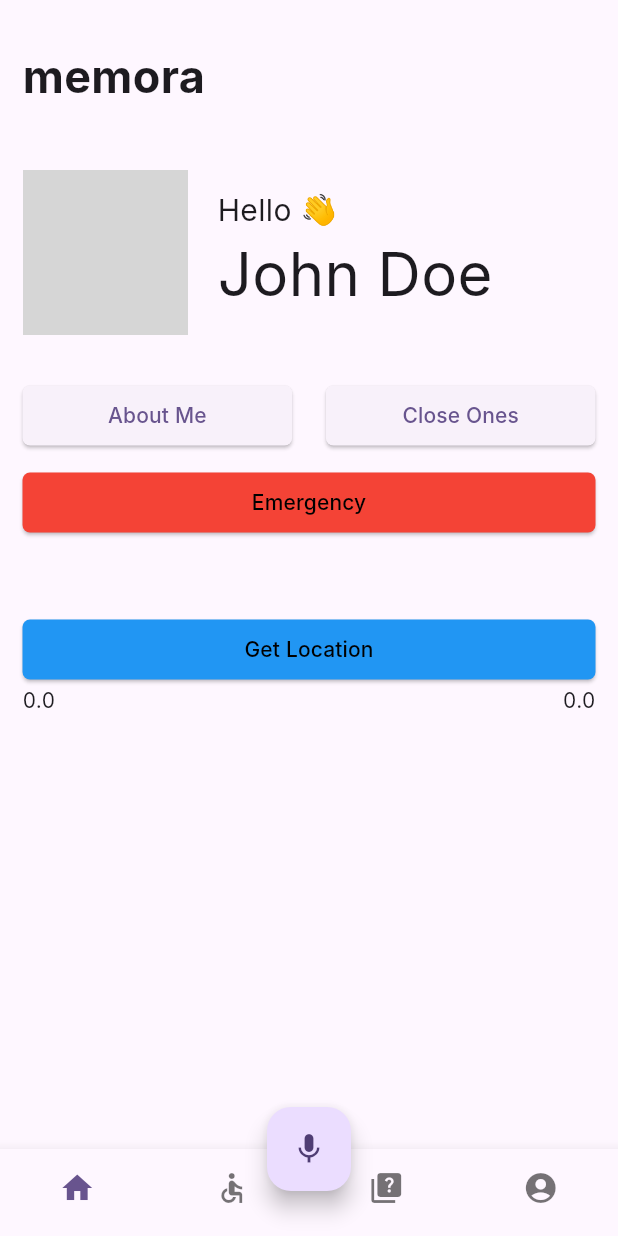
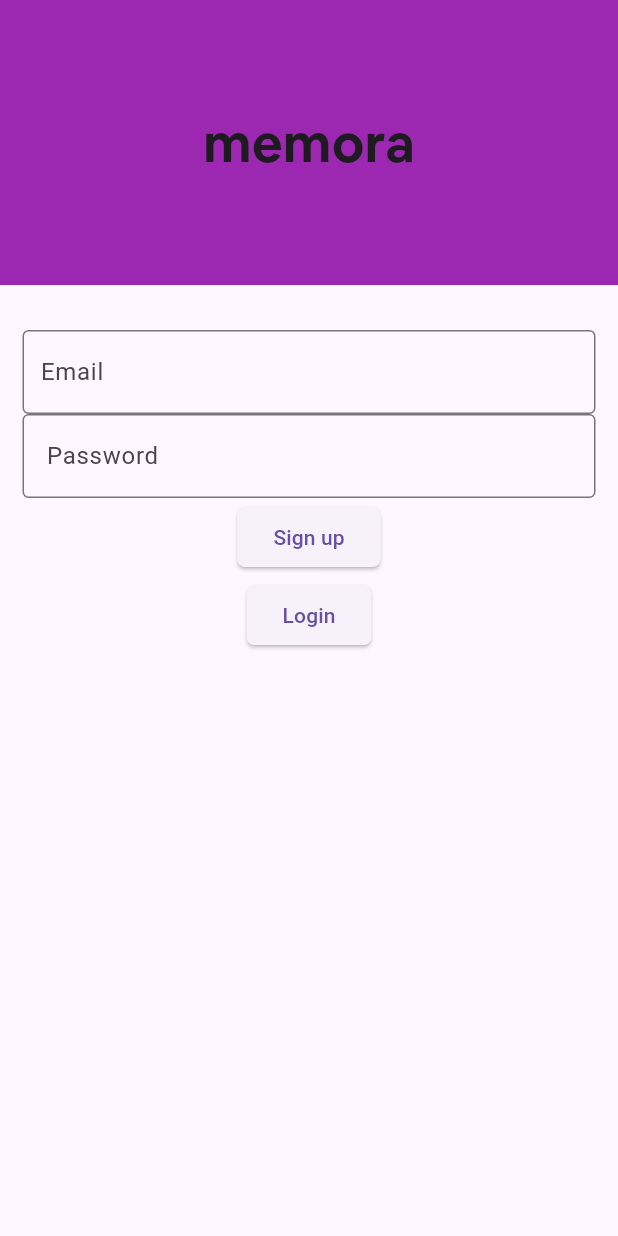
Before and after one commit to mihiraggarwal/memora, a Flutter app: the screen it shows after launch, on a phone screen of 412 x 824 dp. Run offline on Flutter 3.47's test engine with Material 3 defaults, Android fonts, the phone set to English and light mode, and no system bars; our stand-ins replace firebase_auth, firebase_core, location; accounts and stored records are empty; generated files the repository leaves out were written again; Roboto replaces fonts that are missing (Inter); grey boxes are pictures that could not be loaded.

Commit message:
firebase email pass auth

```diff
--- a/lib/main.dart
+++ b/lib/main.dart
@@ -1,10 +1,18 @@
 import 'package:flutter/material.dart';
+import 'package:firebase_core/firebase_core.dart';
+import 'package:firebase_auth/firebase_auth.dart';
+import 'firebase_options.dart';
 
 import 'package:memora/pages/Home.dart';
 import 'package:memora/widgets/BottomNav.dart';
 import 'package:memora/utils/location.dart';
+import 'package:memora/screens/auth.dart';
 
-void main() {
+void main() async {
+  WidgetsFlutterBinding.ensureInitialized();
+  await Firebase.initializeApp(
+    options: DefaultFirebaseOptions.currentPlatform
+  );
   runApp(const MyApp());
 }
 
@@ -16,6 +24,10 @@ class MyApp extends StatelessWidget {
   Widget build(BuildContext context) {
     return MaterialApp(
       title: 'memora',
+      routes: {
+        Auth.id: (context) => Auth()
+      },
+      initialRoute: Auth.id,
       theme: ThemeData(
         colorScheme: ColorScheme.fromSeed(seedColor: Colors.deepPurple),
         useMaterial3: true,
--- /dev/null
+++ b/lib/screens/auth.dart
@@ -0,0 +1,212 @@
+import 'package:flutter/cupertino.dart';
+import 'package:flutter/material.dart';
+import 'package:firebase_core/firebase_core.dart';
+import 'package:firebase_auth/firebase_auth.dart';
+import '../firebase_options.dart';
+
+import '../main.dart';
+
+class Auth extends StatefulWidget {
+  const Auth({Key? key}) : super(key: key);
+
+  static String id = 'auth';
+
+  @override
+  _AuthState createState() => _AuthState();
+}
+
+class _AuthState extends State<Auth> {
+
+  FirebaseAuth auth = FirebaseAuth.instance;
+  final formKey =  GlobalKey<FormState>();
+
+  String userEmail = '', userPassword = '';
+
+  @override
+  Widget build(BuildContext context) {
+    return MaterialApp(
+      home: Scaffold(
+        body: Column(
+          children: [
+            Container(
+              width: double.infinity,
+              decoration: const BoxDecoration(
+                color: Colors.purple
+              ),
+              child: const Padding(
+                padding: EdgeInsets.all(70.0),
+                child: Column(
+                  mainAxisAlignment: MainAxisAlignment.center,
+                  children: [
+                    Text(
+                        "memora",
+                      style: TextStyle(
+                        fontSize: 35,
+                        fontFamily: "Airbnb"
+                      ),
+                    )
+                  ],
+                ),
+              ),
+            ),
+            Form(
+              key: formKey,
+              child: Padding(
+                padding: const EdgeInsets.fromLTRB(15.0, 30.0, 15.0, 30.0),
+                child: Column(
+                  children: [
+                    Container(
+                      child: TextFormField(
+                        decoration: const InputDecoration(
+                            hintText: 'Email',
+                            border: OutlineInputBorder(
+                              gapPadding: 0.0
+                            ),
+                        ),
+                        keyboardType: TextInputType.emailAddress,
+                        onSaved: (String? email) => userEmail = email!,
+                        validator: (String? email) {
+                          if (email == null || email.isEmpty) {
+                            return 'Please enter your email';
+                          } else {
+                            return null;
+                          }
+                        },
+                      ),
+                    ),
+                    Container(
+                      child: TextFormField(
+                        decoration:
+                        const InputDecoration(
+                            hintText: 'Password',
+                            border: OutlineInputBorder()
+                        ),
+                        keyboardType: TextInputType.visiblePassword,
+                        obscureText: true,
+                        enableSuggestions: false,
+                        autocorrect: false,
+                        onSaved: (String? password) => userPassword = password!,
+                        validator: (String? password) {
+                          if (password == null || password.isEmpty) {
+                            return 'Please enter your password';
+                          } else {
+                            return null;
+                          }
+                        },
+                      ),
+                    ),
+                    Column(
+                      crossAxisAlignment: CrossAxisAlignment.center,
+                      children: [
+                        Container(
+                          margin: EdgeInsets.all(2.0),
+                          child: ElevatedButton(
+                            style: ButtonStyle(
+                              shape: MaterialStateProperty.all(
+                                  RoundedRectangleBorder(
+                                      borderRadius: BorderRadius.circular(5.0)
+                                  ),
+                              ),
+                              // fixedSize: MaterialStatePropertyAll(Size(50.0, 50.0))
+                            ),
+                            child: const Text('Sign up'),
+                            onPressed: () async {
+                              if (formKey.currentState?.validate() == true) {
+                                formKey.currentState?.save();
+                                try {
+                                  UserCredential userCredential =
+                                  await FirebaseAuth.instance
+                                      .createUserWithEmailAndPassword(
+                                      email: userEmail,
+                                      password: userPassword);
+                                  ScaffoldMessenger.of(context)
+                                      .showSnackBar(const SnackBar(
+                                      content: Text(
+                                          'Signed up successfully')));
+                                  // Navigator.pushNamed(context, '/');
+                                } on FirebaseAuthException catch (e) {
+                                  print(e.code);
+                                  if (e.code == 'weak_password') {
+                                    ScaffoldMessenger.of(context)
+                                        .showSnackBar(const SnackBar(
+                                        content: Text(
+                                            'Password is too weak')));
+                                  } else if (e.code ==
+                                      'email-already-in-use') {
+                                    ScaffoldMessenger.of(context)
+                                        .showSnackBar(const SnackBar(
+                                        content: Text(
+                                            'Email is already in use')));
+                                  }
+                                } catch (e) {
+                                  ScaffoldMessenger.of(context)
+                                      .showSnackBar(SnackBar(
+                                      content: Text(e.toString())));
+                                  print(e);
+                                }
+                              } else {
+                                print('not');
+                              }
+                            },
+                          ),
+                        ),
+                        Container(
+                          margin: EdgeInsets.all(2.0),
+                          child: ElevatedButton(
+                            style: ButtonStyle(
+                              shape: MaterialStateProperty.all(
+                                  RoundedRectangleBorder(
+                                      borderRadius: BorderRadius.circular(5.0)
+                                  )
+                              )
+                            ),
+                            child: const Text('Login'),
+                            onPressed: () async {
+                              if (formKey.currentState?.validate() ==
+                                  true) {
+                                formKey.currentState?.save();
+                                try {
+                                  UserCredential userCredential =
+                                  await FirebaseAuth.instance
+                                      .signInWithEmailAndPassword(
+                                      email: userEmail,
+                                      password: userPassword);
+                                  ScaffoldMessenger.of(context)
+                                      .showSnackBar(const SnackBar(
+                                      content: Text(
+                                          'Logged in successfully')));
+                                  // Navigator.pushNamed(context, '/');
+                                } on FirebaseAuthException catch (e) {
+                                  print(e.code);
+                                  if (e.code == 'user-not-found') {
+                                    ScaffoldMessenger.of(context)
+                                        .showSnackBar(const SnackBar(
+                                        content:
+                                        Text('User not found')));
+                                  } else if (e.code == 'wrong-password') {
+                                    ScaffoldMessenger.of(context).showSnackBar(const SnackBar(content: Text('Wrong password')));
+                                  }
+                                } catch (e) {
+                                  ScaffoldMessenger.of(context)
+                                      .showSnackBar(SnackBar(
+                                      content: Text(e.toString())));
+                                  print(e);
+                                }
+                              } else {
+                                print('not');
+                              }
+                            },
+                          ),
+                        )
+                      ],
+                    ),
+                  ]
+                ),
+              ),
+            )
+          ],
+        ),
+      ),
+    );
+  }
+}
```
Also changed, not shown: pubspec.yaml (+6 -4 lines), pubspec.lock, static/fonts/AirbnbCerealBold.ttf (added), 3 other files.
